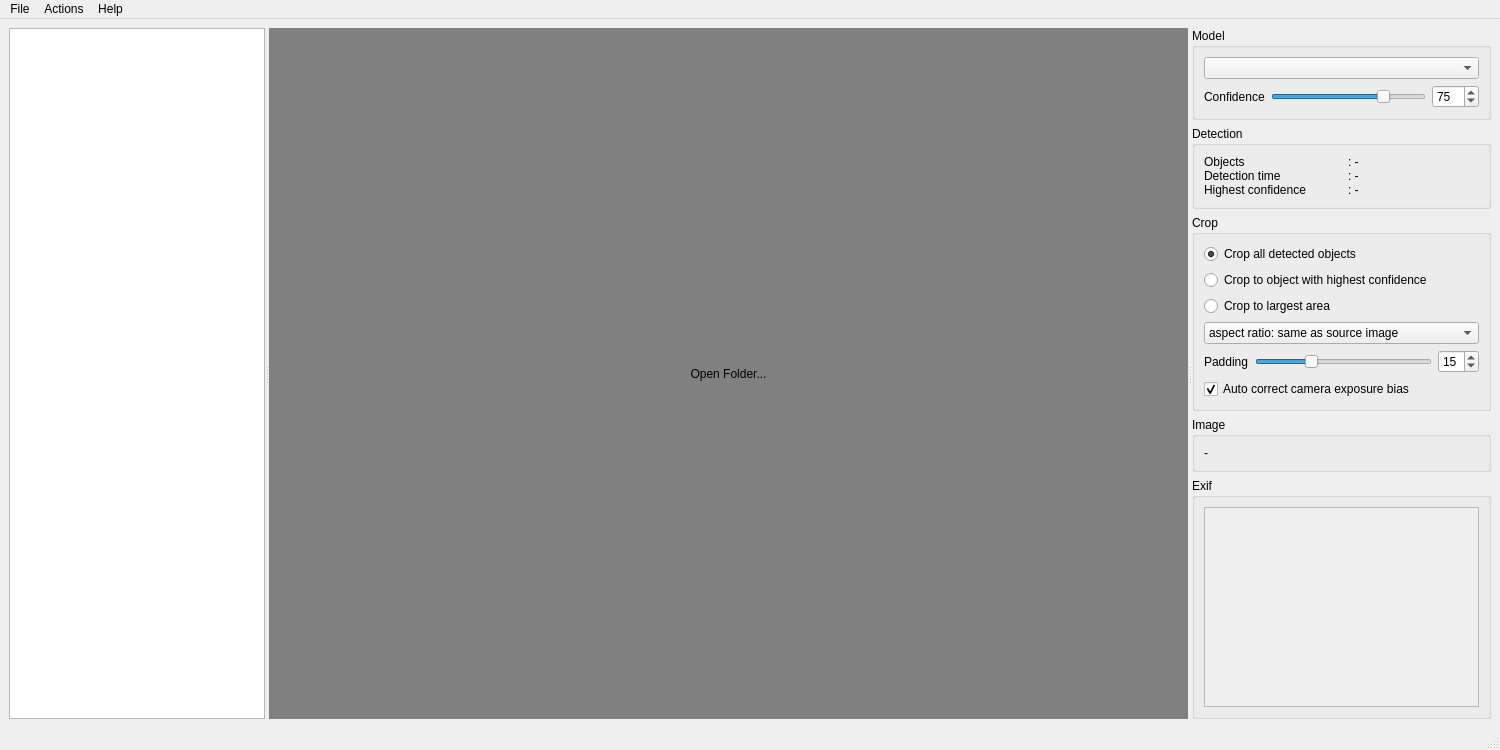
This is src/detectorist/detectorist_app_gui.ui in kenwer/detectorist as Qt 5 draws it before an edit. The edited form follows.
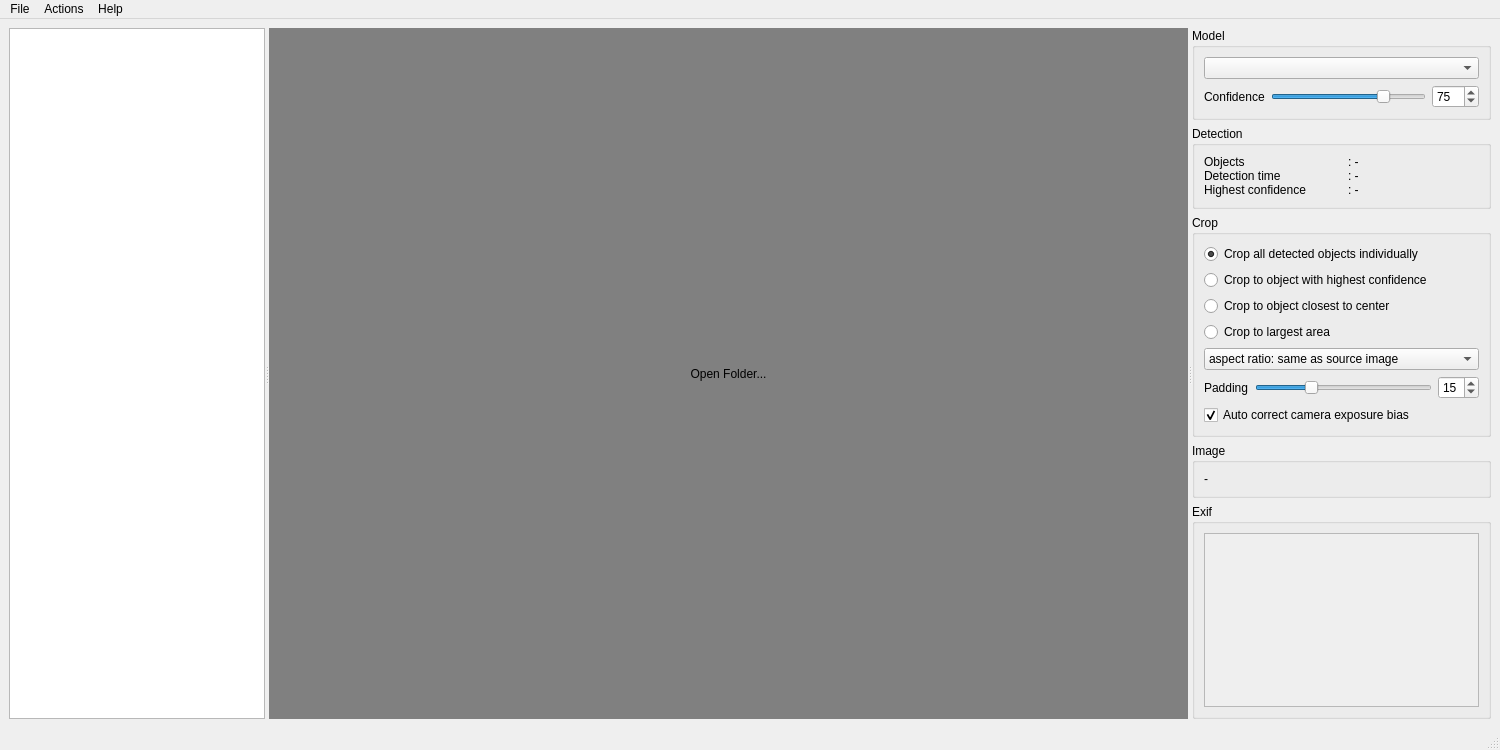
This is the edited form.

Commit message: Allow to crop to the most centrally located of all detected objects

```diff
--- a/src/detectorist/detectorist_app_gui.ui
+++ b/src/detectorist/detectorist_app_gui.ui
@@ -159,7 +159,7 @@
               <string>Crops all detected objects into individual images</string>
              </property>
              <property name="text">
-              <string>Crop all detected objects</string>
+              <string>Crop all detected objects individually</string>
              </property>
              <property name="checked">
               <bool>true</bool>
@@ -186,6 +186,22 @@
             </widget>
            </item>
            <item row="2" column="0" colspan="2">
+            <widget class="QRadioButton" name="rb_crop_centered_obj">
+             <property name="toolTip">
+              <string>Crops to the most centrally located of all detected objects only into a new image</string>
+             </property>
+             <property name="text">
+              <string>Crop to object closest to center</string>
+             </property>
+             <property name="checked">
+              <bool>false</bool>
+             </property>
+             <attribute name="buttonGroup">
+              <string notr="true">btngroup_crop</string>
+             </attribute>
+            </widget>
+           </item>
+           <item row="3" column="0" colspan="2">
             <widget class="QRadioButton" name="rb_crop_largest_area">
              <property name="toolTip">
               <string>Crops all detected objects into a single image</string>
@@ -201,7 +217,7 @@
              </attribute>
             </widget>
            </item>
-           <item row="3" column="0" colspan="3">
+           <item row="4" column="0" colspan="3">
             <widget class="QComboBox" name="crop_ratio_combo_box">
              <property name="toolTip">
               <string>Aspect ratio for the crop</string>
@@ -268,7 +284,7 @@
              </item>
             </widget>
            </item>
-           <item row="4" column="0">
+           <item row="5" column="0">
             <widget class="QLabel" name="padding_label">
              <property name="toolTip">
               <string>The padding added to the crop (percent of the image size in percent)</string>
@@ -278,7 +294,7 @@
              </property>
             </widget>
            </item>
-           <item row="4" column="1">
+           <item row="5" column="1">
             <widget class="QSlider" name="padding_slider">
              <property name="enabled">
               <bool>true</bool>
@@ -309,7 +325,7 @@
              </property>
             </widget>
            </item>
-           <item row="4" column="2">
+           <item row="5" column="2">
             <widget class="QSpinBox" name="padding_spin_box">
              <property name="maximum">
               <number>50</number>
@@ -319,7 +335,7 @@
              </property>
             </widget>
            </item>
-           <item row="5" column="0" colspan="3">
+           <item row="6" column="0" colspan="3">
             <widget class="QCheckBox" name="cb_comp_cam_exposure">
              <property name="toolTip">
               <string>Adjust the EV to correct for any exposure bias based on EXIF data</string>
@@ -368,7 +384,7 @@
                 <x>0</x>
                 <y>0</y>
                 <width>298</width>
-                <height>138</height>
+                <height>114</height>
                </rect>
               </property>
               <layout class="QHBoxLayout" name="horizontalLayout_2">
```
Left out of the diff: 6 changed lines with no effect on the pictures. The commit also changes 3 other files.
